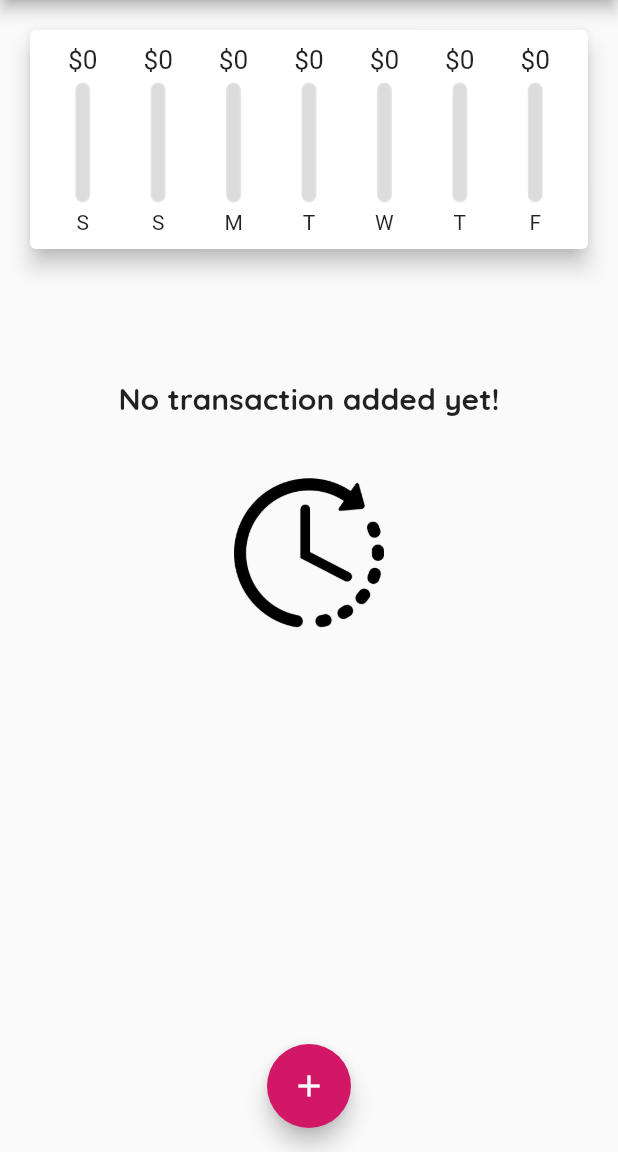
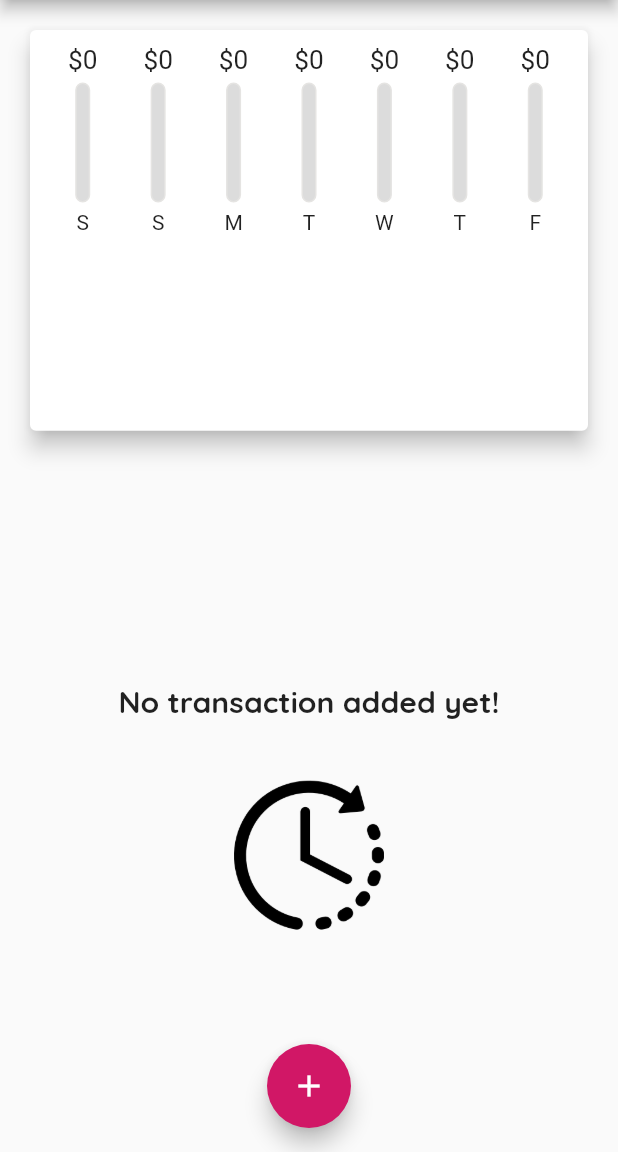
Before and after one commit to sangeeta2701/expenses-planner, a Flutter app: the screen it shows after launch, on a phone screen of 412 x 824 dp, the part 84-1236 px from its top. Run offline on Flutter 3.47's test engine with Material 2 defaults, Android fonts, the phone set to English and light mode, and no system bars; our stand-ins replace google_fonts.

Commit message:
Expenses Planner

```diff
--- a/lib/main.dart
+++ b/lib/main.dart
@@ -88,8 +88,7 @@
 
   @override
   Widget build(BuildContext context) {
-    return Scaffold(
-      appBar: AppBar(
+    final appBar = AppBar(
       backgroundColor: appUiThemeColor,
       title: Text(
         "Personal Expenses",
@@ -108,16 +107,28 @@
           ),
         ),
       ],
-      ),
+    );
+    return Scaffold(
+      appBar: appBar,
       body: SingleChildScrollView(
         child: Column(
           mainAxisAlignment: MainAxisAlignment.start,
           crossAxisAlignment: CrossAxisAlignment.stretch,
           children: [
-            Chart(_recentTransactions),
-            TransactionList(
+            Container(
+                height: (MediaQuery.of(context).size.height -
+                        appBar.preferredSize.height -
+                        MediaQuery.of(context).padding.top) *
+                    0.4,
+                child: Chart(_recentTransactions)),
+            Container(
+              height: (MediaQuery.of(context).size.height -
+                      appBar.preferredSize.height) *
+                  0.6,
+              child: TransactionList(
                 transactions: _userTransaction,
                 deleteTx: _deleteTransaction,
+              ),
             ),
           ],
         ),
--- a/lib/widgets/transaction_list.dart
+++ b/lib/widgets/transaction_list.dart
@@ -16,9 +16,7 @@
 
   @override
   Widget build(BuildContext context) {
-    return SizedBox(
-      height: 300,
-      child: transactions.isEmpty
+    return transactions.isEmpty
         ? Column(
             mainAxisAlignment: MainAxisAlignment.center,
             children: [
@@ -120,7 +118,6 @@
               // );
             },
             itemCount: transactions.length,
-            ),
           );
   }
 }
```
Lines whose indentation alone changed are shown as unchanged.
